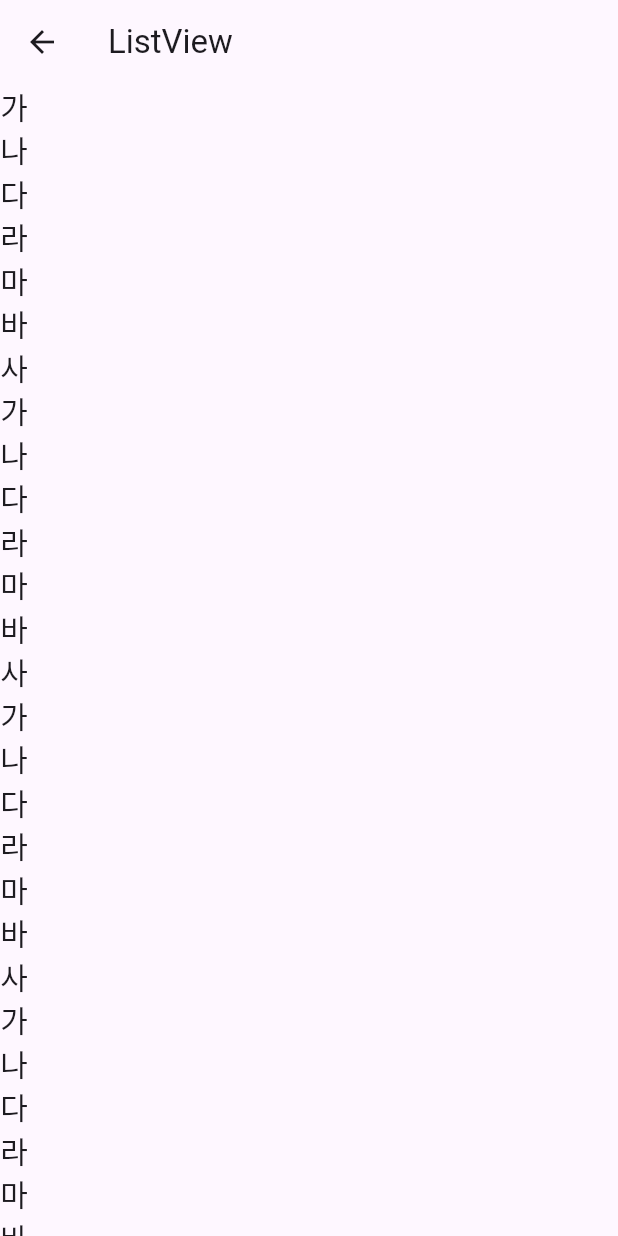
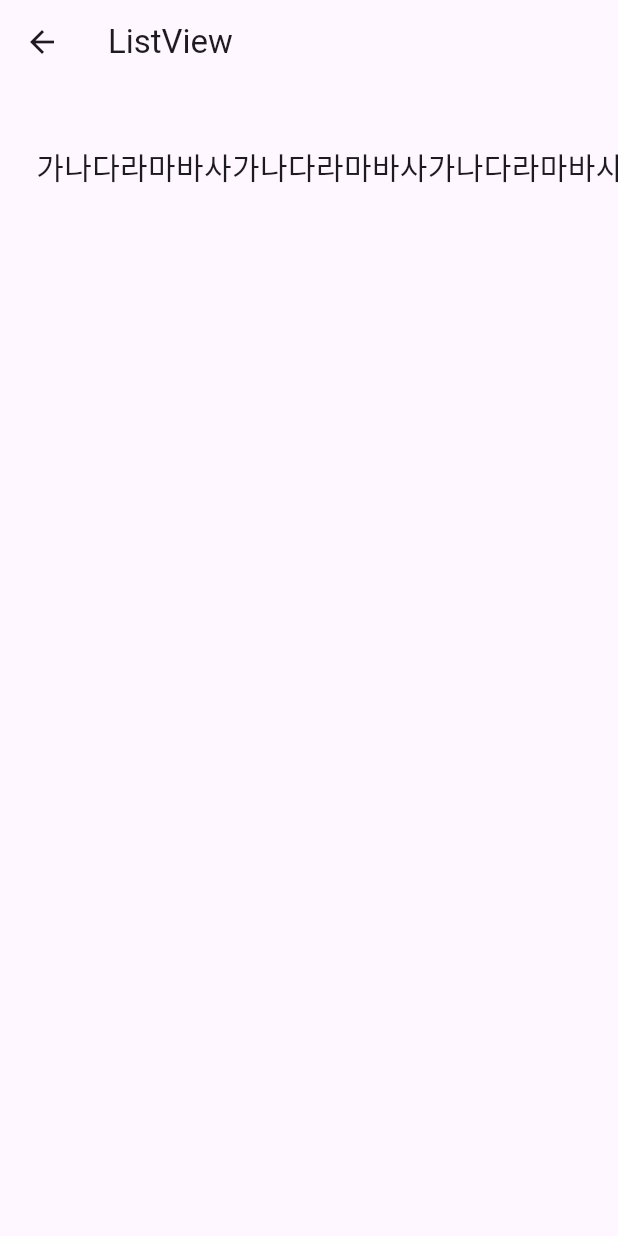
Before and after one commit to jinhan38/online_lecture_smwu, a Flutter app: the ListviewScreen screen opened directly, on a phone screen of 412 x 824 dp. Run offline on Flutter 3.47's test engine with Material 3 defaults, Android fonts, the phone set to English and light mode, and no system bars.

Commit message:
listview_screen.dart 추가

```diff
--- a/lib/screen/listview/listview_screen.dart
+++ b/lib/screen/listview/listview_screen.dart
@@ -10,6 +10,8 @@ class ListviewScreen extends StatelessWidget {
         title: const Text("ListView"),
       ),
       body: ListView(
+        padding: const EdgeInsets.symmetric(horizontal: 24,vertical: 40),
+        scrollDirection: Axis.horizontal,
         children: const [
           Text("가", style: TextStyle(fontSize: 20)),
           Text("나", style: TextStyle(fontSize: 20)),
```
